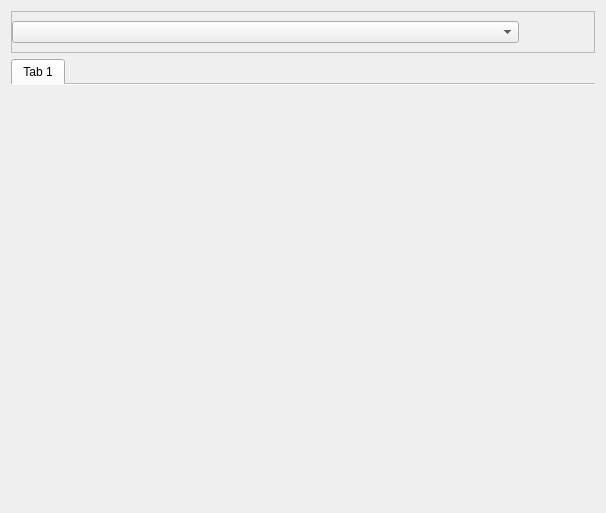
This is HyperCommander/UIs/cmpPanel.ui in jgh0721/hyperCommander as Qt 5 draws it before an edit. The edited form follows.
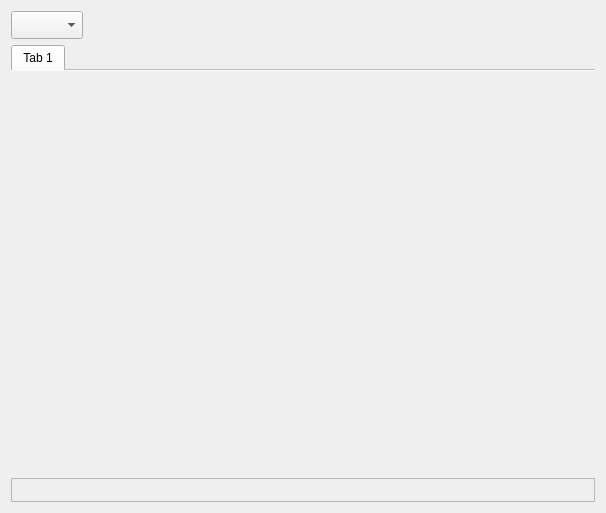
This is the edited form.

Diff of the .ui file:
```diff
--- a/HyperCommander/UIs/cmpPanel.ui
+++ b/HyperCommander/UIs/cmpPanel.ui
@@ -15,22 +15,44 @@
   </property>
   <layout class="QVBoxLayout" name="verticalLayout">
    <item>
-    <widget class="QFrame" name="frame">
+    <widget class="QFrame" name="frmHDR">
      <property name="frameShape">
-      <enum>QFrame::Shape::StyledPanel</enum>
+      <enum>QFrame::Shape::NoFrame</enum>
      </property>
      <property name="frameShadow">
-      <enum>QFrame::Shadow::Raised</enum>
+      <enum>QFrame::Shadow::Plain</enum>
+     </property>
+     <property name="lineWidth">
+      <number>1</number>
+     </property>
+     <property name="midLineWidth">
+      <number>0</number>
      </property>
      <layout class="QHBoxLayout" name="horizontalLayout">
       <property name="leftMargin">
        <number>0</number>
       </property>
+      <property name="topMargin">
+       <number>0</number>
+      </property>
+      <property name="rightMargin">
+       <number>0</number>
+      </property>
+      <property name="bottomMargin">
+       <number>0</number>
+      </property>
       <item>
-       <widget class="QComboBox" name="cbxVolume"/>
+       <widget class="QComboBox" name="cbxVolume">
+        <property name="minimumSize">
+         <size>
+          <width>0</width>
+          <height>28</height>
+         </size>
+        </property>
+       </widget>
       </item>
       <item>
-       <widget class="QLabel" name="label">
+       <widget class="QLabel" name="lblVolumeStatus">
         <property name="minimumSize">
          <size>
           <width>60</width>
@@ -51,11 +73,27 @@
         </property>
        </widget>
       </item>
+      <item>
+       <spacer name="horizontalSpacer">
+        <property name="orientation">
+         <enum>Qt::Orientation::Horizontal</enum>
+        </property>
+        <property name="sizeHint" stdset="0">
+         <size>
+          <width>40</width>
+          <height>20</height>
+         </size>
+        </property>
+       </spacer>
+      </item>
      </layout>
     </widget>
    </item>
    <item>
     <widget class="QTabWidget" name="tabWidget">
+     <property name="autoFillBackground">
+      <bool>false</bool>
+     </property>
      <property name="currentIndex">
       <number>0</number>
      </property>
@@ -70,13 +108,40 @@
     </widget>
    </item>
    <item>
-    <widget class="QFrame" name="frame_2">
+    <widget class="QFrame" name="frmFooter">
      <property name="frameShape">
       <enum>QFrame::Shape::StyledPanel</enum>
      </property>
      <property name="frameShadow">
       <enum>QFrame::Shadow::Raised</enum>
      </property>
+     <layout class="QHBoxLayout" name="horizontalLayout_2">
+      <property name="leftMargin">
+       <number>0</number>
+      </property>
+      <property name="topMargin">
+       <number>0</number>
+      </property>
+      <property name="rightMargin">
+       <number>0</number>
+      </property>
+      <property name="bottomMargin">
+       <number>0</number>
+      </property>
+      <item>
+       <widget class="QLabel" name="lblStatus">
+        <property name="minimumSize">
+         <size>
+          <width>0</width>
+          <height>22</height>
+         </size>
+        </property>
+        <property name="text">
+         <string/>
+        </property>
+       </widget>
+      </item>
+     </layout>
     </widget>
    </item>
   </layout>
```
